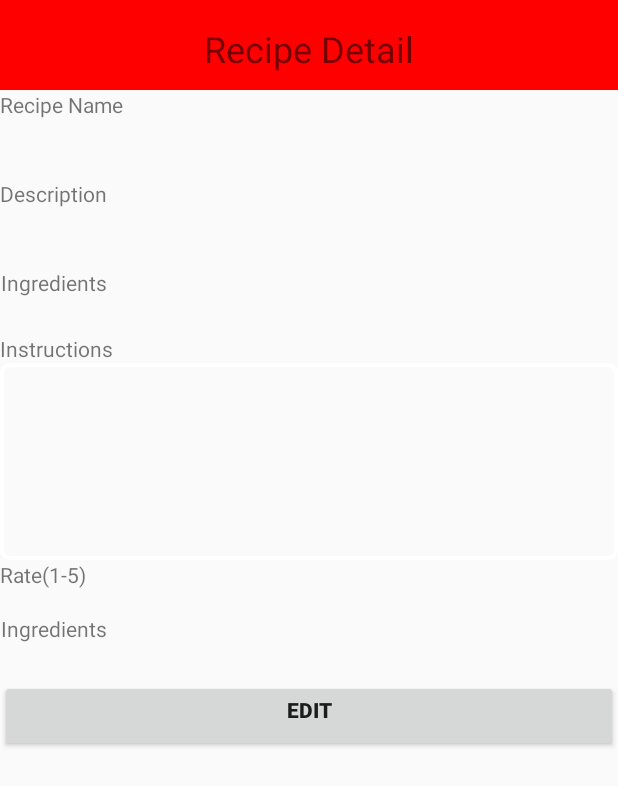
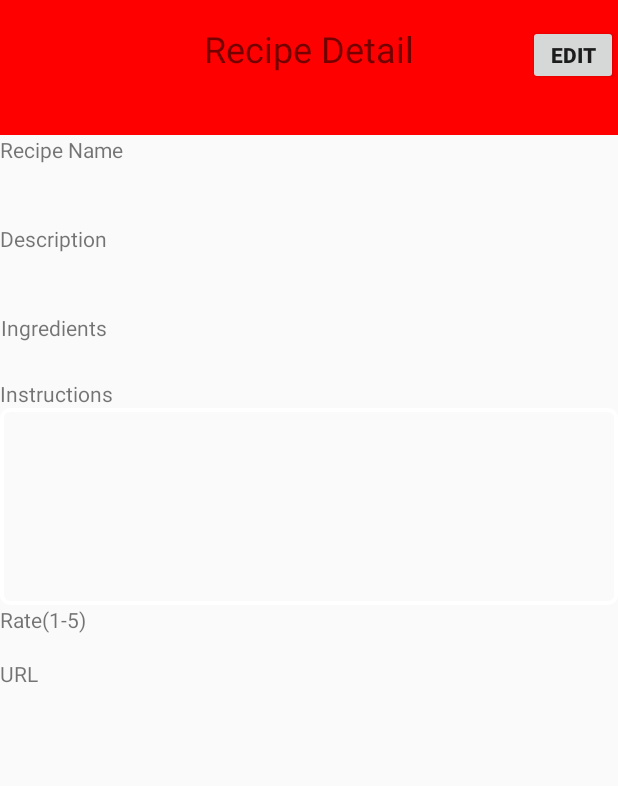
Before and after one commit to dalalbhargav07/RecipeApp, an Android app: the showRecipeDetail screen opened directly, with no data from a screen before it, on a phone screen of 412 x 824 dp. Shown: the top 786 px of the screen. Run offline under Robolectric (Android 15) with nearby library versions, the phone set to English and light mode, and no system bars; our stand-ins replace Firebase (no records; nobody signed in at launch, a user with empty details on screens opened directly); 1 statement that could not run was skipped.

Commit message:
edit the recipe - completed, working on delete event

```diff
--- a/app/src/main/java/com/example/dalalbhargav07/recipeapp/MainActivity.java
+++ b/app/src/main/java/com/example/dalalbhargav07/recipeapp/MainActivity.java
@@ -68,7 +68,7 @@ public class MainActivity extends AppCompatActivity {
             String id = recipedb.push().getKey();
 
             //creating an Artist Object
-            createRecipe recipe = new createRecipe(id, name_tv,desc, ingr, instr,rate);
+            createRecipe recipe = new createRecipe(id, name_tv,desc, ingr, instr,rate,URL);
 
             //Saving the Artist
             recipedb.child(id).setValue(recipe);
--- a/app/src/main/java/com/example/dalalbhargav07/recipeapp/showRecipeDetail.java
+++ b/app/src/main/java/com/example/dalalbhargav07/recipeapp/showRecipeDetail.java
@@ -1,7 +1,10 @@
 package com.example.dalalbhargav07.recipeapp;
 
+import android.content.Intent;
 import android.os.Bundle;
 import android.support.v7.app.AppCompatActivity;
+import android.view.View;
+import android.widget.Button;
 import android.widget.TextView;
 
 import com.google.firebase.database.DataSnapshot;
@@ -9,6 +12,9 @@ import com.google.firebase.database.DatabaseError;
 import com.google.firebase.database.DatabaseReference;
 import com.google.firebase.database.FirebaseDatabase;
 import com.google.firebase.database.ValueEventListener;
+
+import java.net.MalformedURLException;
+import java.net.URL;
 
 /**
  * Created by dalalbhargav07 on 07-04-2018.
@@ -21,7 +27,8 @@ public class showRecipeDetail extends AppCompatActivity {
     private TextView ingr;
     private TextView instr;
     private TextView rate;
-    private TextView URL;
+    private TextView urL;
+    private Button editbtn;
 
     private  String recipe_key = null;
 
@@ -41,7 +48,8 @@ public class showRecipeDetail extends AppCompatActivity {
         ingr = findViewById(R.id.tv_ingredients);
         instr = findViewById(R.id.tv_instruction);
         rate = findViewById(R.id.tv_rating);
-        URL = findViewById(R.id.tv_url);
+        urL = findViewById(R.id.tv_url);
+        editbtn = findViewById(R.id.editbtn);
 
         recipedb.child(recipe_key).addValueEventListener(new ValueEventListener() {
             @Override
@@ -52,14 +60,21 @@ public class showRecipeDetail extends AppCompatActivity {
                 String ingredients = (String) dataSnapshot.child("ingredients").getValue();
                 String instructions = (String) dataSnapshot.child("instructions").getValue();
                 String rte = (String) dataSnapshot.child("rate").getValue();
-                String url = (String) dataSnapshot.child("URL").getValue();
+                String url = (String) dataSnapshot.child("url").getValue();
+
+                try {
+                    URL myURL = new URL(url);
+                } catch (MalformedURLException e) {
+                    e.printStackTrace();
+                }
+
 
                 name.setText(recipe_name);
                 desc.setText(description);
                 ingr.setText(ingredients);
                 instr.setText(instructions);
                 rate.setText(rte);
-                URL.setText(url);
+                urL.setText(url);
 
             }
 
@@ -70,5 +85,15 @@ public class showRecipeDetail extends AppCompatActivity {
         });
 
 
+        editbtn.setOnClickListener(new View.OnClickListener() {
+            @Override
+            public void onClick(View view) {
+                Intent intent = new Intent(showRecipeDetail.this,editRecipe.class);
+                intent.putExtra("RecipeID",recipe_key);
+                startActivity(intent);
+            }
+        });
+
+
     }
 }
--- a/app/src/main/res/layout/show_recipe_page.xml
+++ b/app/src/main/res/layout/show_recipe_page.xml
@@ -9,12 +9,23 @@
     <android.support.v7.widget.Toolbar
         android:id="@+id/toolbar3"
         android:layout_width="match_parent"
-        android:layout_height="60dp"
+        android:layout_height="90dp"
         android:layout_alignParentStart="true"
         android:layout_alignParentTop="true"
         android:background="@color/colorRed"
         android:minHeight="?attr/actionBarSize"
         android:theme="?attr/actionBarTheme" />
+
+    <Button
+        android:id="@+id/editbtn"
+        android:layout_width="60dp"
+        android:layout_height="40dp"
+        android:layout_alignBaseline="@+id/Title"
+        android:layout_alignBottom="@+id/Title"
+        android:layout_alignParentEnd="true"
+        android:gravity="center_horizontal"
+        android:text="Edit"
+        android:textStyle="bold" />
 
     <TextView
         android:id="@+id/Title"
@@ -153,7 +164,7 @@
         android:id="@+id/url"
         android:layout_width="wrap_content"
         android:layout_height="wrap_content"
-        android:text="@string/ingredients"
+        android:text="URL"
         android:layout_below="@+id/tv_rating"
         android:gravity="center_horizontal"
         />
@@ -170,15 +181,4 @@
         android:textSize="18sp"
         />
 
-
-    <Button
-        android:id="@+id/editbtn"
-        android:layout_width="match_parent"
-        android:layout_height="wrap_content"
-        android:layout_alignParentStart="true"
-        android:layout_below="@+id/tv_url"
-        android:gravity="center_horizontal"
-        android:text="Edit"
-        android:textStyle="bold" />
-
 </RelativeLayout>
```
Also changed, not shown: app/src/main/AndroidManifest.xml (+8 -1 lines), app/src/main/java/com/example/dalalbhargav07/recipeapp/model/createRecipe.java (+7 -6 lines).
